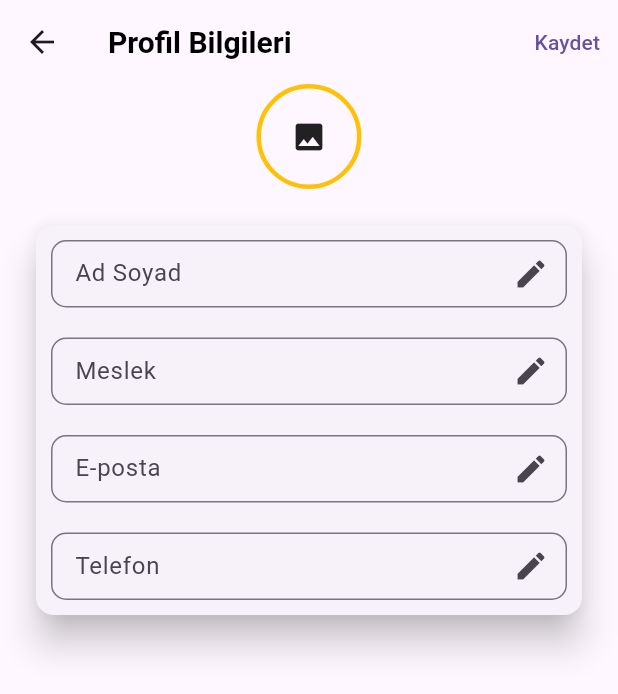
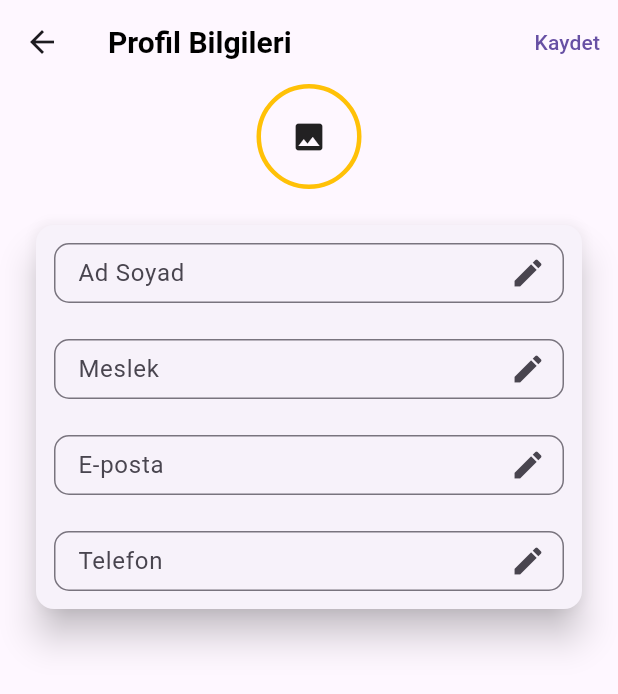
Before and after one commit to fferhatakr/freelancers_mobile_app, a Flutter app: the SettingsScreen screen opened directly, after a tap on "Profil Bilgileri", on a phone screen of 412 x 824 dp. Shown: the top 694 px of the screen. Run offline on Flutter 3.47's test engine with Material 3 defaults, Android fonts, the phone set to English and light mode, and no system bars; our stand-ins replace firebase_auth, firebase_core, fl_chart, google_sign_in; accounts and stored records are empty.

Commit message:
refactor: migrate settings and auth screens to the centralized style system

```diff
--- a/lib/features/auth/pages/onayla.dart
+++ b/lib/features/auth/pages/onayla.dart
@@ -2,7 +2,6 @@ import 'package:firebase_auth/firebase_auth.dart';
 import 'package:flutter/material.dart';
 import 'package:freelancer_tracking_system/core/navigation/app_navigation.dart';
 import 'package:freelancer_tracking_system/core/theme/colors/app_colors.dart';
-import 'package:freelancer_tracking_system/features/auth/pages/login_page.dart';
 import 'package:freelancer_tracking_system/features/home/pages/home.dart';
 
 class VerifyEmail extends StatelessWidget {
--- a/lib/features/settings/pages/contact_us.dart
+++ b/lib/features/settings/pages/contact_us.dart
@@ -1,4 +1,7 @@
 import 'package:flutter/material.dart';
+import 'package:freelancer_tracking_system/core/theme/app_theme.dart';
+import 'package:freelancer_tracking_system/core/theme/sizing/app_spacing.dart';
+import 'package:freelancer_tracking_system/core/theme/sizing/padding_sizes.dart';
 import 'package:url_launcher/url_launcher.dart';
 
 class ContactUs extends StatefulWidget {
@@ -13,9 +16,9 @@ class _ContactUsState extends State<ContactUs> with LaunchMixin {
   Widget build(BuildContext context) {
     return Scaffold(
       appBar: AppBar(
-        title: Text('Bize Ulaşın'),
+        title: Text(SettingsStrings.bizeUlasin),
         actions: [
-          Text('Website'),
+          Text(SettingsStrings.website),
           IconButton(
             onPressed: () {
               launchURL('x');
@@ -25,25 +28,27 @@ class _ContactUsState extends State<ContactUs> with LaunchMixin {
         ],
       ),
       body: Padding(
-        padding: const EdgeInsets.all(8.0),
+        padding: EdgeInsets.all(AppPadding.p8),
         child: SizedBox(
           width: double.infinity,
           child: Column(
-            spacing: 10,
+            spacing: AppSpacing.sm,
             crossAxisAlignment: CrossAxisAlignment.start,
             children: [
-              Text('Mesajını gönder,genelde 24 içinde dönüş yaparız.'),
+              Text(SettingsStrings.geriDonus),
 
               SizedBox(
                 width: double.infinity,
                 child: TextField(
-                  decoration: InputDecoration(hintText: 'Ne Olduğunu Anlat'),
+                  decoration: InputDecoration(
+                    hintText: SettingsStrings.problemiAnlat,
+                  ),
                 ),
               ),
               Center(
                 child: TextButton(
                   onPressed: () {},
-                  child: Text('Mesajı Gönder'),
+                  child: Text(SettingsStrings.mesajGonder),
                 ),
               ),
             ],
--- a/lib/features/settings/pages/privacy_policy.dart
+++ b/lib/features/settings/pages/privacy_policy.dart
@@ -1,5 +1,6 @@
 import 'package:flutter/material.dart';
 import 'package:freelancer_tracking_system/core/theme/app_theme.dart';
+import 'package:freelancer_tracking_system/core/theme/sizing/padding_sizes.dart';
 import 'package:freelancer_tracking_system/features/settings/privacy_policy_text.dart';
 
 class GizlilikPolitika extends StatelessWidget {
@@ -12,7 +13,7 @@ class GizlilikPolitika extends StatelessWidget {
       body: SingleChildScrollView(
         child: Card(
           child: Padding(
-            padding: const EdgeInsets.all(GeneralStyle.paddingSize),
+            padding: EdgeInsets.all(AppPadding.p10),
             child: Text(privacyPolicyText),
           ),
         ),
--- a/lib/features/settings/pages/profile_info.dart
+++ b/lib/features/settings/pages/profile_info.dart
@@ -1,5 +1,7 @@
 // ignore_for_file: public_member_api_docs, sort_constructors_first
 import 'package:flutter/material.dart';
+import 'package:freelancer_tracking_system/core/theme/app_theme.dart';
+import 'package:freelancer_tracking_system/core/theme/sizing/app_sizes.dart';
 
 class ProfileInfo extends StatefulWidget {
   const ProfileInfo({super.key});
@@ -37,20 +39,20 @@ class _ProfileInfoState extends State<ProfileInfo> {
                 crossAxisAlignment: CrossAxisAlignment.start,
                 children: [
                   _EditingTextField(
-                    labelText: 'Ad Soyad',
-                    hintText: 'Ferhat Akar',
+                    labelText: SettingsStrings.adSoyad,
+                    hintText: SettingsStrings.ferhatAkar,
                   ),
                   _EditingTextField(
-                    labelText: 'Meslek',
-                    hintText: 'Freelance Mobil Geliştirici',
+                    labelText: SettingsStrings.meslek,
+                    hintText: SettingsStrings.meslekDetay,
                   ),
                   _EditingTextField(
-                    labelText: 'E-posta',
-                    hintText: 'test@gmail.com',
+                    labelText: SettingsStrings.ePosta,
+                    hintText: SettingsStrings.email,
                   ),
                   _EditingTextField(
-                    labelText: 'Telefon',
-                    hintText: '+90 5XX XXX XX XX',
+                    labelText: SettingsStrings.telefon,
+                    hintText: SettingsStrings.tel,
                   ),
                 ],
               ),
@@ -71,9 +73,12 @@ class _EditingTextField extends StatelessWidget {
   @override
   Widget build(BuildContext context) {
     return Padding(
-      padding: const EdgeInsets.symmetric(horizontal: 10, vertical: 10),
+      padding: EdgeInsets.symmetric(
+        horizontal: AppSizes.size12,
+        vertical: AppSizes.size12,
+      ),
       child: SizedBox(
-        height: 45,
+        height: AppSizes.size40,
         child: TextField(
           decoration: InputDecoration(
             labelText: labelText,
--- a/lib/features/settings/pages/settings.dart
+++ b/lib/features/settings/pages/settings.dart
@@ -2,6 +2,8 @@ import 'package:flutter/material.dart';
 import 'package:freelancer_tracking_system/core/navigation/app_navigation.dart';
 import 'package:freelancer_tracking_system/core/theme/colors/app_colors.dart';
 import 'package:freelancer_tracking_system/core/theme/app_theme.dart';
+import 'package:freelancer_tracking_system/core/theme/sizing/app_sizes.dart';
+import 'package:freelancer_tracking_system/core/theme/sizing/padding_sizes.dart';
 import 'package:freelancer_tracking_system/features/settings/pages/contact_us.dart';
 import 'package:freelancer_tracking_system/features/settings/pages/privacy_policy.dart';
 import 'package:freelancer_tracking_system/features/settings/pages/profile_info.dart';
@@ -12,9 +14,6 @@ import 'package:firebase_auth/firebase_auth.dart';
 class SettingsScreen extends StatelessWidget {
   const SettingsScreen({super.key});
 
-  static const double containerHeight = 36;
-  static const double containerWidth = 48;
-
   @override
   Widget build(BuildContext context) {
     return Scaffold(
@@ -22,7 +21,10 @@ class SettingsScreen extends StatelessWidget {
         centerTitle: false,
         title: Text(
           SettingsStrings.ayarlar,
-          style: TextStyle(fontSize: 24, fontWeight: FontWeight.bold),
+          style: TextStyle(
+            fontSize: AppSizes.size24,
+            fontWeight: FontWeight.bold,
+          ),
         ),
         actions: [
           Padding(
@@ -34,8 +36,8 @@ class SettingsScreen extends StatelessWidget {
                 Navigator.popUntil(context, ModalRoute.withName("/"));
               },
               child: Container(
-                height: containerHeight,
-                width: containerWidth,
+                height: AppSizes.size36,
+                width: AppSizes.size48,
                 decoration: BoxDecoration(
                   borderRadius: BorderRadius.all(
                     Radius.circular(GeneralStyle.borderRadius),
@@ -156,16 +158,14 @@ class _SettingsPadding extends StatelessWidget {
   const _SettingsPadding({required this.title});
   final String title;
 
-  static const double fontSize = 16;
-
   TextStyle _textStyle() {
-    return TextStyle(fontSize: fontSize, fontWeight: FontWeight.bold);
+    return TextStyle(fontSize: AppSizes.size16, fontWeight: FontWeight.bold);
   }
 
   @override
   Widget build(BuildContext context) {
     return Padding(
-      padding: const EdgeInsets.all(GeneralStyle.paddingSize),
+      padding: EdgeInsets.all(AppPadding.p10),
       child: Text(title, style: _textStyle()),
     );
   }
--- a/lib/features/settings/widgets/profile_card.dart
+++ b/lib/features/settings/widgets/profile_card.dart
@@ -1,4 +1,8 @@
 import 'package:flutter/material.dart';
+import 'package:freelancer_tracking_system/core/theme/app_theme.dart';
+import 'package:freelancer_tracking_system/core/theme/colors/app_colors.dart';
+import 'package:freelancer_tracking_system/core/theme/sizing/app_sizes.dart';
+import 'package:freelancer_tracking_system/core/theme/sizing/padding_sizes.dart';
 
 class ProfileCard extends StatelessWidget {
   const ProfileCard({super.key});
@@ -6,33 +10,42 @@ class ProfileCard extends StatelessWidget {
   @override
   Widget build(BuildContext context) {
     return SizedBox(
-      height: 80,
+      height: AppSizes.size80,
       child: Card(
-        color: Colors.white70,
+        color: AppColors.white,
         child: Padding(
-          padding: const EdgeInsets.all(8.0),
+          padding: EdgeInsets.all(AppPadding.p8),
           child: Row(
             children: [
               Container(
-                height: 50,
-                width: 50,
+                height: AppSizes.size48,
+                width: AppSizes.size48,
                 decoration: BoxDecoration(
-                  border: Border.all(color: Colors.amber, width: 2),
+                  border: Border.all(
+                    color: AppColors.amber,
+                    width: AppSizes.size2,
+                  ),
                   shape: BoxShape.circle,
                 ),
                 child: Icon(Icons.person),
               ),
-              SizedBox(width: 10),
+              SizedBox(width: AppSizes.size12),
               Column(
                 crossAxisAlignment: CrossAxisAlignment.start,
                 children: [
                   Text(
-                    'Ferhat Akar ',
-                    style: TextStyle(fontSize: 20, fontWeight: FontWeight.w600),
+                    SettingsStrings.ferhatAkar,
+                    style: TextStyle(
+                      fontSize: AppSizes.size20,
+                      fontWeight: FontWeight.w600,
+                    ),
                   ),
                   Text(
-                    'Freelancer Geliştirici ',
-                    style: TextStyle(fontSize: 14, fontWeight: FontWeight.w400),
+                    SettingsStrings.meslekDetay,
+                    style: TextStyle(
+                      fontSize: AppSizes.size14,
+                      fontWeight: FontWeight.w400,
+                    ),
                   ),
                 ],
               ),
--- a/lib/features/settings/widgets/settings_card.dart
+++ b/lib/features/settings/widgets/settings_card.dart
@@ -1,4 +1,7 @@
 import 'package:flutter/material.dart';
+import 'package:freelancer_tracking_system/core/theme/colors/app_colors.dart';
+import 'package:freelancer_tracking_system/core/theme/sizing/app_sizes.dart';
+import 'package:freelancer_tracking_system/core/theme/sizing/padding_sizes.dart';
 
 class SettingsCard extends StatelessWidget {
   final IconData icon;
@@ -22,22 +25,25 @@ class SettingsCard extends StatelessWidget {
         crossAxisAlignment: CrossAxisAlignment.start,
         children: [
           Padding(
-            padding: const EdgeInsets.all(8.0),
+            padding: EdgeInsets.all(AppPadding.p8),
             child: Row(
               children: [
-                Icon(icon, size: 28, color: Colors.amber[600]),
-                SizedBox(width: 14),
+                Icon(icon, size: AppSizes.size28, color: AppColors.amber),
+                SizedBox(width: AppSizes.size14),
                 Column(
                   crossAxisAlignment: CrossAxisAlignment.start,
                   children: [
                     Text(
                       title1,
                       style: TextStyle(
-                        fontSize: 15,
+                        fontSize: AppSizes.size14,
                         fontWeight: FontWeight.bold,
                       ),
                     ),
-                    Text(title2 ?? '', style: TextStyle(fontSize: 11)),
+                    Text(
+                      title2 ?? '',
+                      style: TextStyle(fontSize: AppSizes.size12),
+                    ),
                   ],
                 ),
 
```
